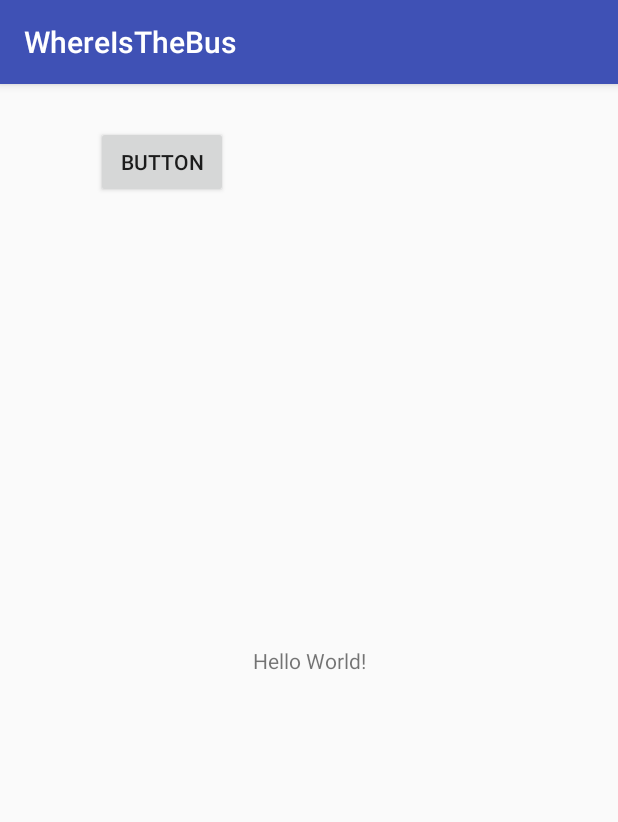
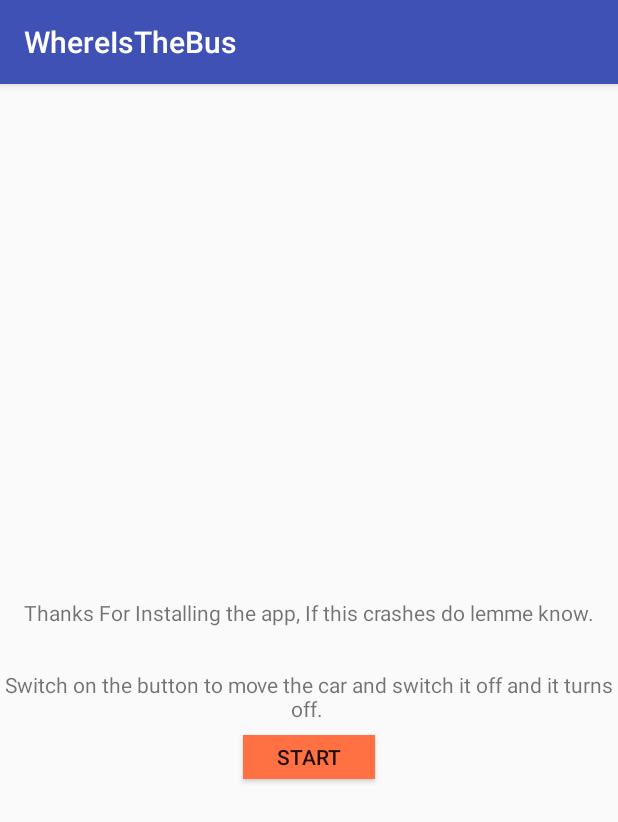
Before and after one commit to maniksingh10/whereis, an Android app: the screen it shows after launch (MainActivity), on a phone screen of 412 x 824 dp. Shown: the top 822 px of the screen. Run offline under Robolectric (Android 15) with nearby library versions, the phone set to English and light mode, and no system bars.

```diff
--- a/app/build.gradle
+++ b/app/build.gradle
@@ -21,11 +21,13 @@ android {
 dependencies {
     implementation fileTree(dir: 'libs', include: ['*.jar'])
     implementation 'com.android.support:appcompat-v7:28.0.0-rc02'
+    implementation 'com.android.support:design:28.0.0-rc02'
+    implementation 'com.android.support:support-v4:28.0.0-rc02'
     implementation 'com.android.support.constraint:constraint-layout:1.1.3'
     implementation 'com.google.firebase:firebase-database:16.0.2'
     implementation 'com.google.firebase:firebase-core:16.0.3'
     implementation 'com.google.android.gms:play-services-maps:15.0.1'
-    implementation 'com.google.firebase:firebase-messaging:11.8.0'
+    implementation 'com.google.firebase:firebase-messaging:17.3.2'
     implementation 'com.google.android.gms:play-services-location:15.0.1'
     testImplementation 'junit:junit:4.12'
     androidTestImplementation 'com.android.support.test:runner:1.0.2'
--- a/app/src/main/java/com/manik/whereisthebus/CurrentLoc.java
+++ b/app/src/main/java/com/manik/whereisthebus/CurrentLoc.java
@@ -18,7 +18,6 @@ public class CurrentLoc implements LocationListener {
         lat= location.getLatitude();
         logi = location.getLongitude();
         Toast.makeText(context,lat +" "+logi,Toast.LENGTH_LONG).show();
-
     }
 
     @Override
--- a/app/src/main/java/com/manik/whereisthebus/MainActivity.java
+++ b/app/src/main/java/com/manik/whereisthebus/MainActivity.java
@@ -6,6 +6,7 @@ import android.location.Location;
 import android.location.LocationManager;
 import android.os.Build;
 import android.os.LocaleList;
+import android.support.design.widget.Snackbar;
 import android.support.v4.app.ActivityCompat;
 import android.support.v7.app.AppCompatActivity;
 import android.os.Bundle;
@@ -15,22 +16,22 @@ import android.widget.Toast;
 
 public class MainActivity extends AppCompatActivity {
     double lat, longi;
-
+    View parent ;
 
 
     @Override
     protected void onCreate(Bundle savedInstanceState) {
         super.onCreate(savedInstanceState);
         setContentView(R.layout.activity_main);
-
+        parent= findViewById(R.id.root);
+        Snackbar.make(parent,"Thankssss!!! It means a lot :)",Snackbar.LENGTH_LONG).show();
         Button button = findViewById(R.id.button);
         button.setOnClickListener(new View.OnClickListener() {
             @Override
             public void onClick(View v) {
 
-                Intent intent = new Intent(MainActivity.this,MapsActivity.class);
+                Intent intent = new Intent(MainActivity.this, MapsActivity.class);
                 startActivity(intent);
-
 
 
             }
@@ -39,7 +40,6 @@ public class MainActivity extends AppCompatActivity {
 
 
     private void lastLocate() {
-
         LocationManager locationManager = (LocationManager) getSystemService(LOCATION_SERVICE);
         if (ActivityCompat.checkSelfPermission(this, android.Manifest.permission.ACCESS_FINE_LOCATION) != PackageManager.PERMISSION_GRANTED && ActivityCompat.checkSelfPermission(this, android.Manifest.permission.ACCESS_COARSE_LOCATION) != PackageManager.PERMISSION_GRANTED) {
             // TODO: Consider calling
--- a/app/src/main/res/layout/activity_main.xml
+++ b/app/src/main/res/layout/activity_main.xml
@@ -3,13 +3,18 @@
     xmlns:app="http://schemas.android.com/apk/res-auto"
     xmlns:tools="http://schemas.android.com/tools"
     android:layout_width="match_parent"
+    android:id="@+id/root"
     android:layout_height="match_parent"
     tools:context=".MainActivity">
 
     <TextView
+        android:id="@+id/textView"
         android:layout_width="wrap_content"
         android:layout_height="wrap_content"
-        android:text="Hello World!"
+        android:layout_marginLeft="16dp"
+        android:layout_marginRight="16dp"
+        android:textAlignment="center"
+        android:text="Thanks For Installing the app, If this crashes do lemme know.\n\n\nSwitch on the button to move the car and switch it off and it turns off. "
         app:layout_constraintBottom_toBottomOf="parent"
         app:layout_constraintLeft_toLeftOf="parent"
         app:layout_constraintRight_toRightOf="parent"
@@ -17,12 +22,16 @@
 
     <Button
         android:id="@+id/button"
-        android:layout_width="wrap_content"
-        android:layout_height="wrap_content"
-        android:layout_marginStart="64dp"
-        android:layout_marginTop="28dp"
-        android:text="Button"
+        android:layout_width="88dp"
+        android:layout_height="29dp"
+        android:layout_marginEnd="8dp"
+        android:layout_marginStart="8dp"
+        android:layout_marginTop="8dp"
+
+        android:background="#ff7043"
+        android:text="Start"
+        app:layout_constraintEnd_toEndOf="parent"
         app:layout_constraintStart_toStartOf="parent"
-        app:layout_constraintTop_toTopOf="parent" />
+        app:layout_constraintTop_toBottomOf="@+id/textView" />
 
 </android.support.constraint.ConstraintLayout>
--- a/app/src/main/res/values/strings.xml
+++ b/app/src/main/res/values/strings.xml
@@ -1,7 +1,7 @@
 <resources>
     <string name="app_name">WhereIsTheBus</string>
     <string name="title_activity_maps">Map</string>
-    <string name="shh"></string>
+    <string name="shh">AIzaSyAiS_BcZaeoiqTe7aG1_9a4tNAvdwYpDak</string>
     <string name="title_location_permission">Permission</string>
     <string name="text_location_permission">Allow Permission</string>
     <string name="ok">Ok</string>
--- a/build.gradle
+++ b/build.gradle
@@ -7,7 +7,7 @@ buildscript {
         jcenter()
     }
     dependencies {
-        classpath 'com.android.tools.build:gradle:3.1.4'
+        classpath 'com.android.tools.build:gradle:3.2.0'
 
 
         // NOTE: Do not place your application dependencies here; they belong
```
Also changed, not shown: app/src/main/java/com/manik/whereisthebus/LListener.java (+24 -10 lines), app/src/main/java/com/manik/whereisthebus/MapsActivity.java (+21 -14 lines), app/src/main/res/drawable/img.png, gradle/wrapper/gradle-wrapper.properties, 2 other files.
